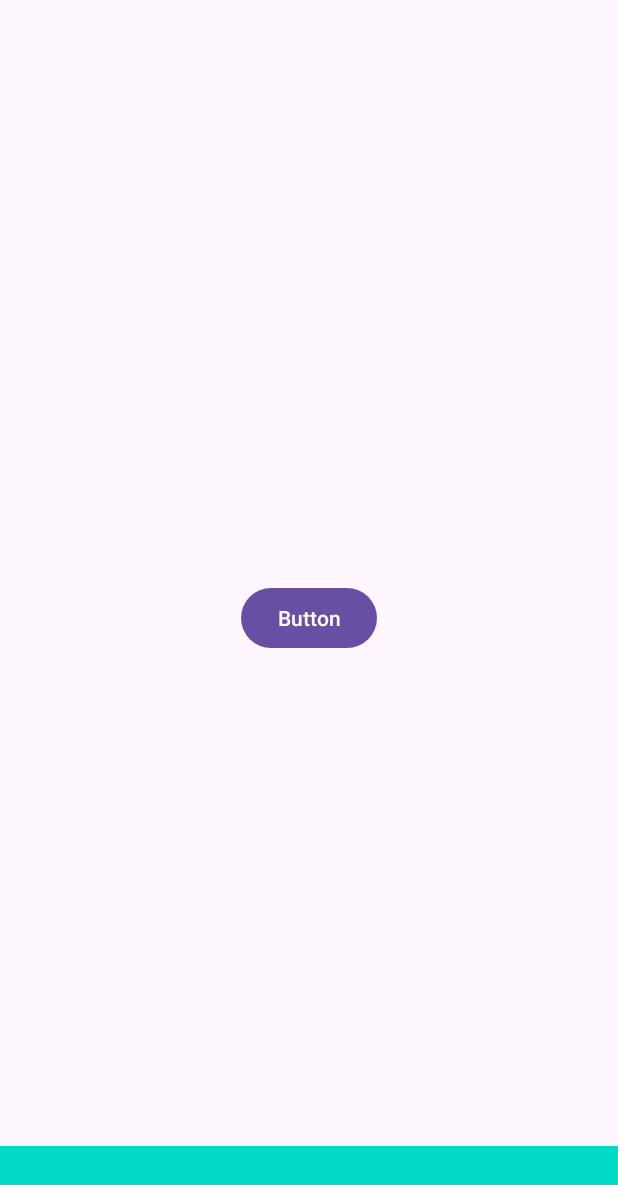
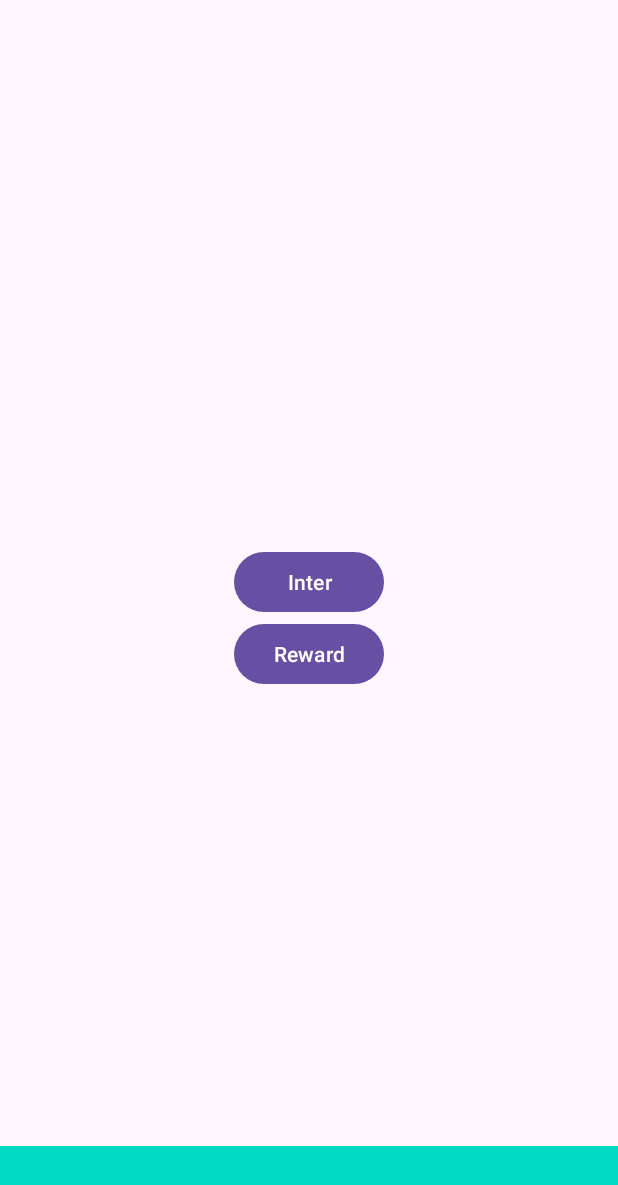
Before and after one commit to codegith-hub/MasterAds, an Android app: the screen it shows after launch (MainActivity), on a phone screen of 412 x 824 dp. Shown: the top 1185 px of the screen. Run offline under Robolectric (Android 15) with nearby library versions, the phone set to English and light mode, and no system bars; libraries missing offline, so code that uses them is left out: com.startapp.sdk; 7 statements that could not run were skipped.

Commit message:
add Reward

```diff
--- a/app/src/main/java/com/sampleadsmaster/newkonsep/MainActivity.java
+++ b/app/src/main/java/com/sampleadsmaster/newkonsep/MainActivity.java
@@ -4,6 +4,8 @@ import static android.Manifest.permission.POST_NOTIFICATIONS;
 import android.content.pm.PackageManager;
 import android.os.Build;
 import android.os.Bundle;
+import android.widget.Toast;
+
 import androidx.activity.EdgeToEdge;
 import androidx.annotation.RequiresApi;
 import androidx.appcompat.app.AppCompatActivity;
@@ -32,9 +34,22 @@ public class MainActivity extends AppCompatActivity {
         }
         MasterAdsHelper.showBanner(this, findViewById(R.id.layAds));
         MasterAdsHelper.loadInterstitial(this);
+        MasterAdsHelper.loadReward(this);
         this.findViewById(R.id.tbShow).setOnClickListener(v -> {
             MasterAdsHelper.showInterstitial(MainActivity.this);
         });
+        this.findViewById(R.id.tbReward).setOnClickListener(v -> {
+            MasterAdsHelper.showReward(MainActivity.this);
+        });
 
     }
+
+    public void onResume() {
+        if (MasterAdsHelper.unlockreward){
+            Toast.makeText(this, "Add Coins!",
+                    Toast.LENGTH_LONG).show();
+
+        }
+        super.onResume();
+    }
 }
--- a/app/src/main/res/layout/activity_main.xml
+++ b/app/src/main/res/layout/activity_main.xml
@@ -8,12 +8,24 @@
     tools:context=".MainActivity">
 
 
-    <Button
-        android:id="@+id/tbShow"
+    <LinearLayout
         android:layout_width="wrap_content"
         android:layout_height="wrap_content"
         android:layout_centerInParent="true"
-        android:text="Button" />
+        android:orientation="vertical">
+
+        <Button
+            android:id="@+id/tbShow"
+            android:layout_width="100dp"
+            android:layout_height="wrap_content"
+            android:text="Inter" />
+
+        <Button
+            android:id="@+id/tbReward"
+            android:layout_width="100dp"
+            android:layout_height="wrap_content"
+            android:text="Reward" />
+    </LinearLayout>
 
     <RelativeLayout
         android:id="@+id/layAds"
```
Also changed, not shown: Mastermodul/src/main/java/com/adsmedia/mastermodul/MasterAdsHelper.java (+31 -0 lines).
